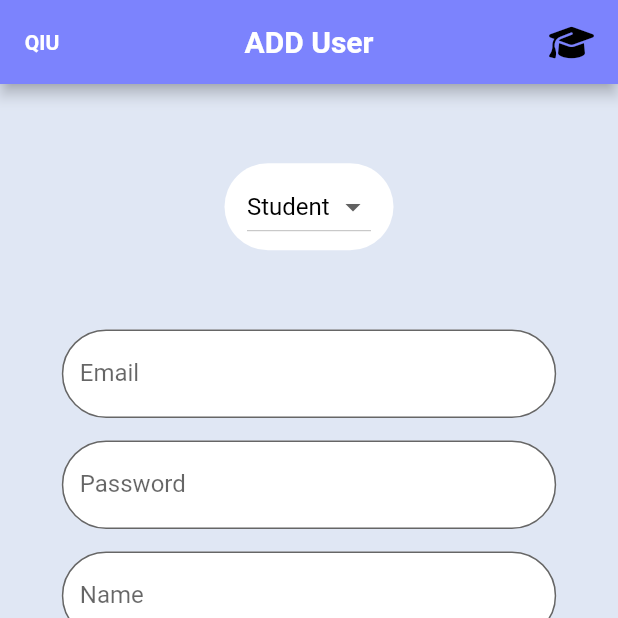
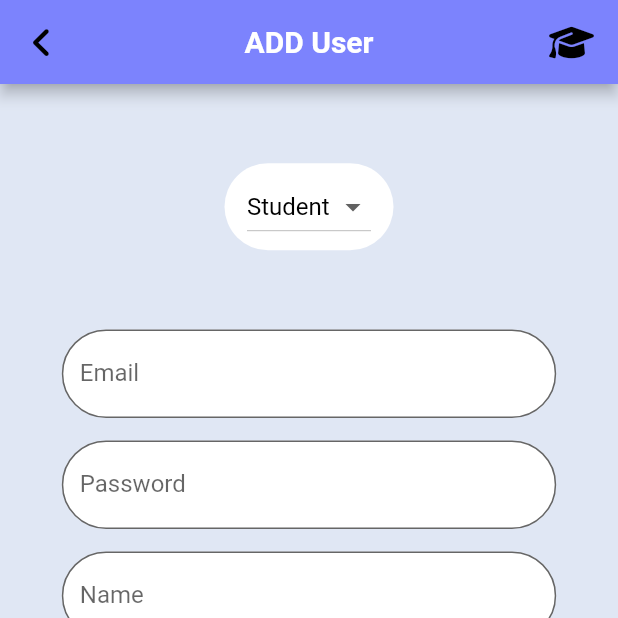
Before and after one commit to Mhamad-Raad/Class-Note-Collectore, a Flutter app: the AddUser screen opened directly, on a phone screen of 412 x 824 dp, the top half of it. Run offline on Flutter 3.47's test engine with Material 2 defaults, Android fonts, the phone set to English and light mode, and no system bars; our stand-ins replace font_awesome_flutter.

Commit message:
last touchs on the last two admin screens

```diff
--- a/lib/screens/Admin/Admin_Add_User.dart
+++ b/lib/screens/Admin/Admin_Add_User.dart
@@ -37,15 +37,15 @@ class _AddUserState extends State<AddUser> {
             fontWeight: FontWeight.bold,
           ),
         ),
-        leading: const Center(
-          child: Text(
-            "QIU",
-            style: TextStyle(
-              fontWeight: FontWeight.bold,
-            ),
+        leading: IconButton(
+          onPressed: () {
+            Navigator.pop(context);
+          },
+          icon: const Icon(
+            FontAwesomeIcons.angleLeft,
+            color: Colors.black,
           ),
         ),
-        automaticallyImplyLeading: false,
         actions: [
           Container(
             margin: const EdgeInsets.only(
@@ -67,7 +67,7 @@ class _AddUserState extends State<AddUser> {
         child: SingleChildScrollView(
           child: Column(
             children: [
-              SizedBox(
+              const SizedBox(
                 height: 20,
               ),
               SizedBox(
```
Also changed, not shown: lib/screens/Admin/searchUser.dart (+15 -1 lines).
